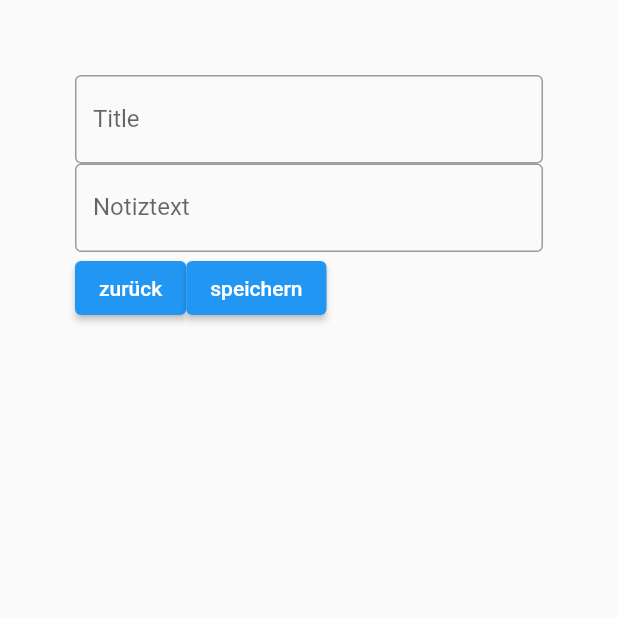
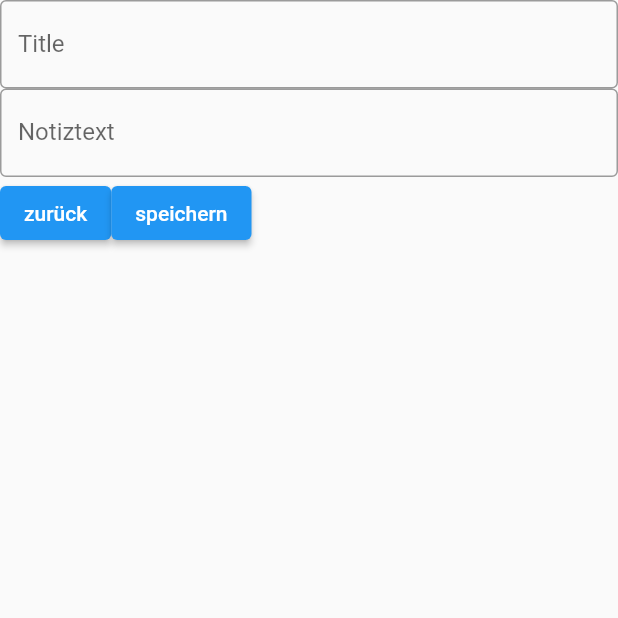
Before and after one commit to AaronLinder/notizapp, a Flutter app: the notiz screen opened by its route, on a phone screen of 412 x 824 dp, the top half of it. Run offline on Flutter 3.47's test engine with Material 2 defaults, Android fonts, the phone set to English and light mode, and no system bars.

Commit message:
bitte funktioniere

```diff
--- a/lib/notiz.dart
+++ b/lib/notiz.dart
@@ -8,8 +8,6 @@ class notiz extends StatelessWidget {
   Widget build(BuildContext context) {
     return Scaffold(
       body: Container(
-          alignment: Alignment.center,
-          padding: EdgeInsets.all(50.0),
           child: Column(
               children: [
                 Align(
```
